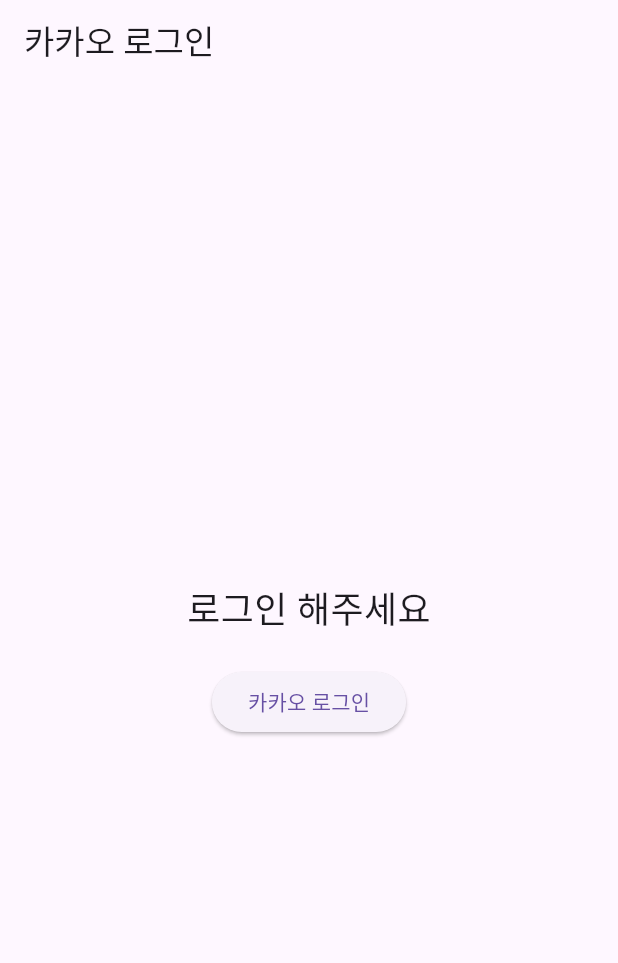
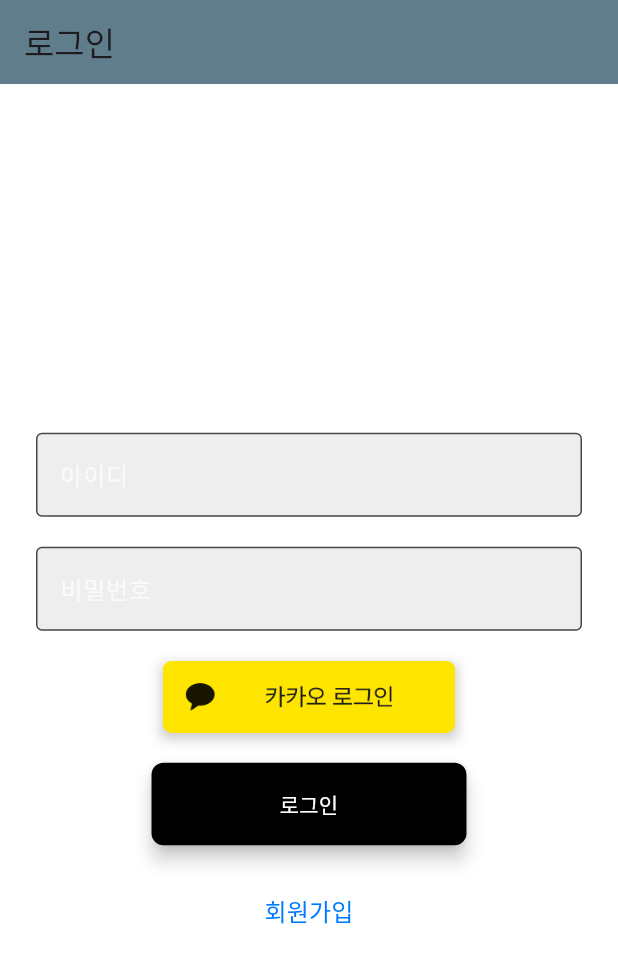
Before and after one commit to huiwon013/HowAboutHere, a Flutter app: the screen it shows after launch, on a phone screen of 412 x 824 dp. Shown: the top 963 px of the screen. Run offline on Flutter 3.47's test engine with Material 3 defaults, Android fonts, the phone set to English and light mode, and no system bars; our stand-ins replace cloud_firestore, firebase_auth, firebase_core; missing offline and left inert: kakao_flutter_sdk_user; accounts and stored records are empty.

Commit message:
(start, register) start, register 페이지 수정

```diff
--- a/hah/lib/startpage/start.dart
+++ b/hah/lib/startpage/start.dart
@@ -1,6 +1,9 @@
 import 'package:flutter/material.dart';
+import 'package:kakao_flutter_sdk_user/kakao_flutter_sdk_user.dart';
 import 'kakaologin.dart';
 import 'main_view_model.dart';
+import 'package:firebase_auth/firebase_auth.dart';
+import 'register.dart'; // register.dart 파일을 import합니다.
 
 abstract class Start {
   Future<bool> login();
@@ -15,6 +18,15 @@ class StartPage extends StatefulWidget {
 class _StartPageState extends State<StartPage> {
   final MainViewModel _viewModel = MainViewModel(kakaologin());
   bool _isLoggingIn = false;
+  final FirebaseAuth _auth = FirebaseAuth.instance; // Firebase Auth 인스턴스 생성
+
+  // 사용자 입력을 위한 컨트롤러
+  final TextEditingController _emailController = TextEditingController();
+  final TextEditingController _passwordController = TextEditingController();
+
+  // 로그인 버튼 크기 조정 변수
+  final double buttonWidth = 210; // 버튼의 너비
+  final double buttonHeight = 55;  // 버튼의 높이
 
   void _handleLogin() async {
     setState(() {
@@ -23,46 +35,154 @@ class _StartPageState extends State<StartPage> {
 
     bool success = await _viewModel.login();
 
-    setState(() {
-      _isLoggingIn = false; // 로그인 완료 후 상태 복원
-    });
+    if (success) {
+      try {
+        // 카카오 사용자 정보를 가져오기
+        var user = await UserApi.instance.me();
+        String email = _emailController.text; // 입력한 이메일 가져오기
+        String name = user.kakaoAccount?.profile?.nickname ?? '';
 
-    if (success) {
-      // 로그인 성공 후의 로직
-      // 예를 들어, 다음 페이지로 이동할 수 있습니다.
+        // Firebase에 사용자 등록
+        UserCredential userCredential = await _auth.signInWithCredential(
+          EmailAuthProvider.credential(
+            email: email,
+            password: _passwordController.text, // 입력한 비밀번호 가져오기
+          ),
+        );
+
+        // Firestore에 사용자 정보 저장하기
+        // await FirebaseFirestore.instance.collection('users').doc(userCredential.user?.uid).set({
+        //   'name': name,
+        //   'email': email,
+        // });
+
         Navigator.pushReplacementNamed(context, '/home');
+      } catch (e) {
+        print('Firebase에 사용자 등록 실패: $e');
+        ScaffoldMessenger.of(context).showSnackBar(
+          SnackBar(content: Text('로그인 후 사용자 정보를 저장하는 데 실패했습니다.')),
+        );
+      }
     } else {
       // 로그인 실패 시 알림
       ScaffoldMessenger.of(context).showSnackBar(
         SnackBar(content: Text('로그인 실패')),
       );
     }
+
+    setState(() {
+      _isLoggingIn = false; // 로그인 완료 후 상태 복원
+    });
+  }
+
+  // 회원가입 페이지로 이동하는 메소드
+  void _handleSignUp() {
+    Navigator.push(
+      context,
+      MaterialPageRoute(builder: (context) => RegisterPage()), // RegisterPage로 이동
+    );
   }
 
   @override
   Widget build(BuildContext context) {
     return Scaffold(
+      backgroundColor: Colors.white, // 배경색을 흰색으로 설정
       appBar: AppBar(
-        title: Text('카카오 로그인'),
+        title: Text('로그인'),
+        backgroundColor: Colors.blueGrey, // 카카오톡 색상으로 설정
       ),
       body: Center(
+        child: Padding(
+          padding: const EdgeInsets.symmetric(horizontal: 24.0), // 좌우 여백 추가
           child: Column(
             mainAxisAlignment: MainAxisAlignment.center,
             children: [
-            Text(
-              _viewModel.isLogined ? '로그인 성공!' : '로그인 해주세요',
-              style: TextStyle(fontSize: 24),
+              SizedBox(height: 40),
+              // 아이디 입력 필드
+              TextField(
+                controller: _emailController,
+                decoration: InputDecoration(
+                  labelText: '아이디',
+                  labelStyle: TextStyle(color: Colors.grey[50]),
+                  border: OutlineInputBorder(),
+                  filled: true,
+                  fillColor: Colors.grey[200],
                 ),
-            SizedBox(height: 20),
+                keyboardType: TextInputType.emailAddress,
+              ),
+              SizedBox(height: 20), // 입력 필드와 다음 필드 사이 간격 추가
+              // 비밀번호 입력 필드
+              TextField(
+                controller: _passwordController,
+                decoration: InputDecoration(
+                  labelText: '비밀번호',
+                  labelStyle: TextStyle(color: Colors.grey[50]),
+                  border: OutlineInputBorder(),
+                  filled: true,
+                  fillColor: Colors.grey[200],
+                ),
+                obscureText: true, // 비밀번호 숨기기
+              ),
+              SizedBox(height: 20), // 입력 필드와 이미지 사이 간격 추가
+              // 카카오 로그인 버튼 이미지
+              Container(
+                height: 48,
+                child: ShadowedImage(
+                  image: AssetImage('lib/startpage/kakao_login.png'), // 카카오 로그인 버튼 이미지
+                ),
+              ),
+              SizedBox(height: 20), // 이미지와 로그인 버튼 사이 간격 추가
               ElevatedButton(
-              onPressed: _isLoggingIn ? null : _handleLogin,
-              child: _isLoggingIn
-                  ? CircularProgressIndicator()
-                  : Text('카카오 로그인'),
+                onPressed: _isLoggingIn ? null : _handleLogin, // 로그인 버튼 클릭 시 로그인 처리
+                child: Text('로그인', style: TextStyle(color: Colors.white)),
+                style: ElevatedButton.styleFrom(
+                  backgroundColor: Colors.black, // 배경색을 검은색으로 설정
+                  minimumSize: Size(buttonWidth, buttonHeight), // 버튼의 너비와 높이 설정
+                  shape: RoundedRectangleBorder(
+                    borderRadius: BorderRadius.circular(8.0), // 모서리 둥글게
+                  ),
+                  elevation: 5, // 그림자 추가
+                ),
+              ),
+              SizedBox(height: 20), // 로그인 버튼과 회원가입 버튼 사이 간격 추가
+              TextButton(
+                onPressed: _isLoggingIn ? null : _handleSignUp,
+                child: Text(
+                  '회원가입',
+                  style: TextStyle(
+                    color: Color(0xFF007aff), // 회원가입 버튼 색상
+                    fontSize: 16,
+                  ),
+                ),
               ),
             ],
+          ),
         ),
       ),
     );
   }
 }
+
+// 그림자가 있는 이미지 위젯
+class ShadowedImage extends StatelessWidget {
+  final ImageProvider image;
+
+  ShadowedImage({required this.image});
+
+  @override
+  Widget build(BuildContext context) {
+    return Container(
+      decoration: BoxDecoration(
+        boxShadow: [
+          BoxShadow(
+            color: Colors.black.withOpacity(0.2), // 그림자 색상
+            blurRadius: 6.0, // 흐림 반경
+            spreadRadius: 1.0, // 퍼짐 반경
+            offset: Offset(0, 3), // 그림자 위치
+          ),
+        ],
+      ),
+      child: Image(image: image), // 이미지 표시
+    );
+  }
+}
```
Also changed, not shown: hah/lib/startpage/register.dart (added, +238 -0 lines), hah/pubspec.yaml (+4 -7 lines), hah/lib/startpage/kakao_login.png (added), hah/lib/startpage/simple_register.dart (added), hah/pubspec.lock, 3 other files. Lines whose indentation alone changed are shown as unchanged.
